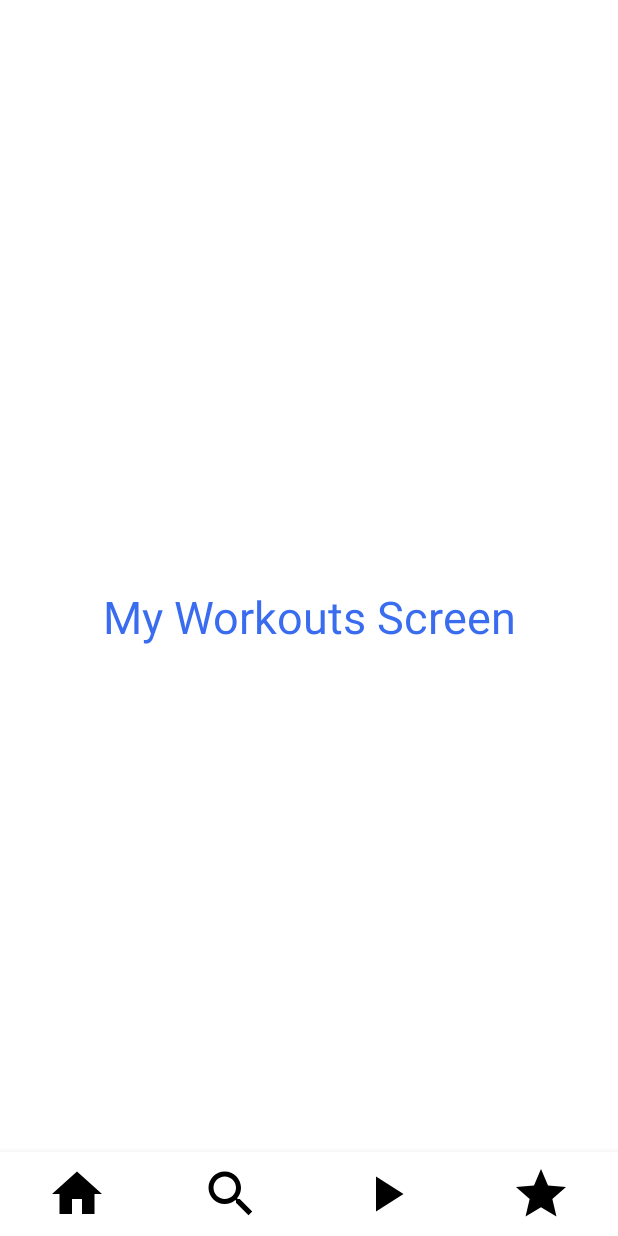
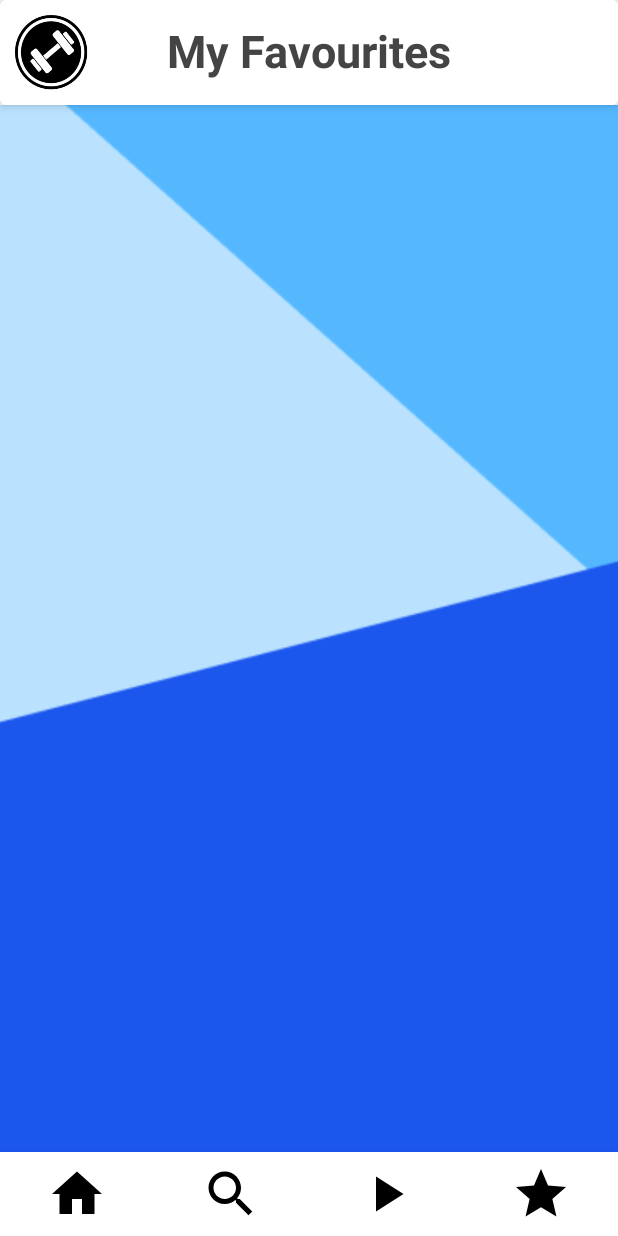
Before and after one commit to martinhecht01/step-mobile, an Android app built with Jetpack Compose: the screen it shows after launch (MainActivity), item 4 of the bottom bar chosen, on a phone screen of 412 x 824 dp. Run offline under Robolectric (Android 15) with nearby library versions, the phone set to English and light mode, and no system bars.

Commit message:
feat: background and screen title

```diff
--- a/app/src/main/java/com/example/step_mobile/components/ScreenTitle.kt
+++ b/app/src/main/java/com/example/step_mobile/components/ScreenTitle.kt
@@ -20,7 +20,7 @@ import com.example.step_mobile.R
 
 @Composable
 fun ScreenTitle(title: String){
-    Card(modifier = Modifier.background(Color.White).fillMaxWidth().height(70.dp), elevation = 20.dp){
+    Card(modifier = Modifier.background(Color.White).fillMaxWidth().height(70.dp), elevation = 5.dp){
         Row(verticalAlignment = Alignment.CenterVertically, horizontalArrangement = Arrangement.Start){
             Image(painter = painterResource(id = R.drawable.logo), contentDescription = null, contentScale = ContentScale.Fit, modifier = Modifier.padding(all = 10.dp))
 
--- a/app/src/main/java/com/example/step_mobile/screens/HomeScreen.kt
+++ b/app/src/main/java/com/example/step_mobile/screens/HomeScreen.kt
@@ -1,28 +1,38 @@
 package com.example.step_mobile
 
+import android.view.Surface
+import androidx.compose.foundation.Image
 import androidx.compose.foundation.layout.Arrangement
 import androidx.compose.foundation.layout.Column
 import androidx.compose.foundation.layout.PaddingValues
 import androidx.compose.foundation.layout.fillMaxSize
 import androidx.compose.foundation.lazy.grid.GridCells
 import androidx.compose.foundation.lazy.grid.LazyVerticalGrid
+import androidx.compose.material.Surface
 import androidx.compose.material.Text
 import androidx.compose.runtime.Composable
 import androidx.compose.ui.Alignment
 import androidx.compose.ui.Modifier
+import androidx.compose.ui.layout.ContentScale
+import androidx.compose.ui.res.painterResource
 import androidx.compose.ui.res.stringResource
 import androidx.compose.ui.unit.dp
 import androidx.compose.ui.unit.sp
 import com.example.step_mobile.components.RoutineCard
+import com.example.step_mobile.components.ScreenTitle
 import com.example.step_mobile.components.ScrollRoutine
 
 @Composable
 fun HomeScreen() {
-    Column(
-        modifier = Modifier.fillMaxSize(),
-        verticalArrangement = Arrangement.Center,
-        horizontalAlignment = Alignment.CenterHorizontally) {
+    Surface(modifier = Modifier.fillMaxSize()) {
+        Image(painter = painterResource(id = R.drawable.fondonp), contentDescription = null, contentScale = ContentScale.Crop)
+        Column(
+            modifier = Modifier.fillMaxSize(),
+            verticalArrangement = Arrangement.Center,
+            horizontalAlignment = Alignment.CenterHorizontally) {
+            ScreenTitle(title = "Home")
+            ScrollRoutine()
+        }
+    }
 
-        ScrollRoutine()
-    }
 }
--- a/app/src/main/java/com/example/step_mobile/screens/MyWorkouts.kt
+++ b/app/src/main/java/com/example/step_mobile/screens/MyWorkouts.kt
@@ -1,24 +1,30 @@
 package com.example.step_mobile
 
+import androidx.compose.foundation.Image
 import androidx.compose.foundation.layout.Arrangement
 import androidx.compose.foundation.layout.Column
 import androidx.compose.foundation.layout.fillMaxSize
+import androidx.compose.material.Surface
 import androidx.compose.material.Text
 import androidx.compose.runtime.Composable
 import androidx.compose.ui.Alignment
 import androidx.compose.ui.Modifier
+import androidx.compose.ui.layout.ContentScale
+import androidx.compose.ui.res.painterResource
 import androidx.compose.ui.res.stringResource
 import androidx.compose.ui.unit.sp
+import com.example.step_mobile.components.ScreenTitle
 
 @Composable
 fun MyWorkoutsScreen() {
-    Column(
-        modifier = Modifier.fillMaxSize(),
-        verticalArrangement = Arrangement.Center,
-        horizontalAlignment = Alignment.CenterHorizontally) {
-        Text(
-            text = stringResource(id = R.string.my_workouts_screen),
-            fontSize = 30.sp
-        )
+    Surface(modifier = Modifier.fillMaxSize()){
+        Image(painter = painterResource(id = R.drawable.fondonp), contentDescription = null, contentScale = ContentScale.Crop)
+        Column(
+            modifier = Modifier.fillMaxSize(),
+            verticalArrangement = Arrangement.Top,
+            horizontalAlignment = Alignment.CenterHorizontally) {
+            ScreenTitle(title = "My Favourites")
+
+        }
     }
 }
```
Also changed, not shown: app/src/main/java/com/example/step_mobile/screens/PlayScreen.kt (+11 -3 lines).
